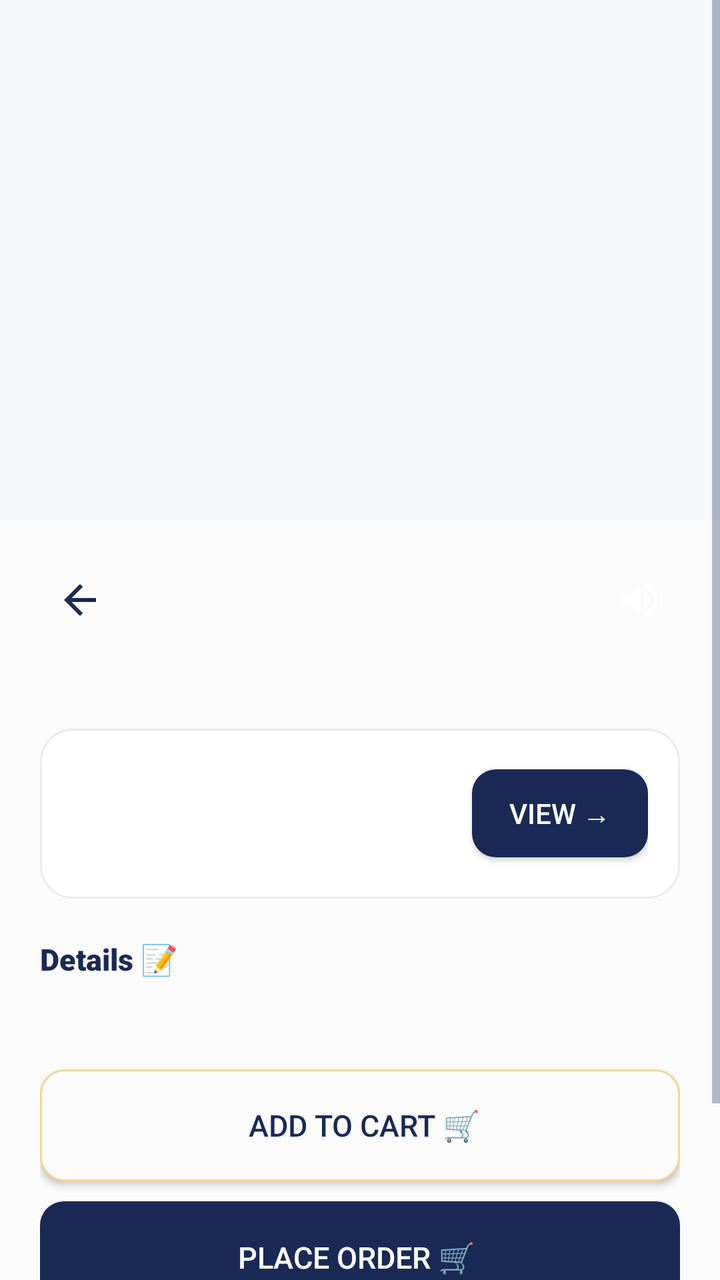
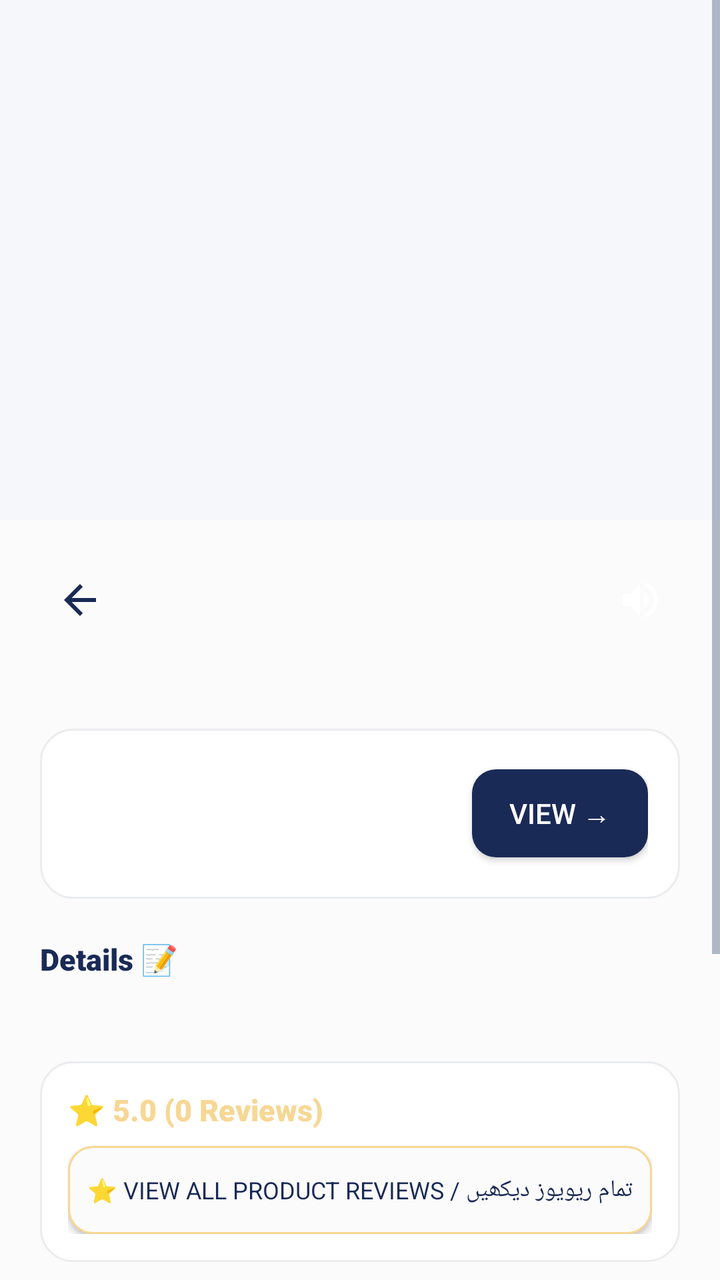

The first picture is an Android layout as it rendered before a commit; the second is the same layout after the commit. The layout source and the unified diff follow.
<!-- AndroidManifest.xml: application theme Theme.SheEmpower -->
<!-- res/layout/activity_product_detail.xml -->
<?xml version="1.0" encoding="utf-8"?>
<ScrollView xmlns:android="http://schemas.android.com/apk/res/android"
    xmlns:app="http://schemas.android.com/apk/res-auto"
    android:layout_width="match_parent"
    android:layout_height="match_parent"
    android:background="@color/background">

    <LinearLayout
        android:layout_width="match_parent"
        android:layout_height="wrap_content"
        android:orientation="vertical">

        <ImageView
            android:id="@+id/ivProduct"
            android:layout_width="match_parent"
            android:layout_height="260dp"
            android:scaleType="centerCrop"
            android:background="@color/gray_light" />

        <LinearLayout
            android:layout_width="match_parent"
            android:layout_height="wrap_content"
            android:orientation="vertical"
            android:padding="20dp">

            <LinearLayout
                android:layout_width="match_parent"
                android:layout_height="wrap_content"
                android:orientation="horizontal"
                android:gravity="center_vertical">

                <ImageButton
                    android:id="@+id/btnBack"
                    android:layout_width="40dp"
                    android:layout_height="40dp"
                    android:layout_marginEnd="8dp"
                    android:background="?attr/selectableItemBackgroundBorderless"
                    android:src="@drawable/ic_arrow_back"
                    app:tint="@color/primary"
                    android:contentDescription="Back" />

                <TextView
                    android:id="@+id/tvProductName"
                    android:layout_width="0dp"
                    android:layout_height="wrap_content"
                    android:layout_weight="1"
                    android:textSize="22sp"
                    android:fontFamily="sans-serif-black"
                    android:textColor="@color/text_primary" />

                <ImageButton
                    android:id="@+id/btnSpeaker"
                    android:layout_width="40dp"
                    android:layout_height="40dp"
                    android:src="@drawable/ic_speaker"
                    android:background="?attr/selectableItemBackgroundBorderless"
                    android:contentDescription="Speaker" />
            </LinearLayout>

            <TextView
                android:id="@+id/tvProductPrice"
                android:layout_width="match_parent"
                android:layout_height="wrap_content"
                android:textSize="18sp"
                android:textColor="@color/primary"
                android:fontFamily="sans-serif-bold"
                android:layout_marginTop="4dp" />

            
            <LinearLayout
                android:layout_width="match_parent"
                android:layout_height="wrap_content"
                android:orientation="horizontal"
                android:background="@drawable/bg_skeu_card"
                android:padding="16dp"
                android:layout_marginTop="16dp"
                android:gravity="center_vertical">

                <LinearLayout
                    android:layout_width="0dp"
                    android:layout_height="wrap_content"
                    android:layout_weight="1"
                    android:orientation="vertical">

                    <TextView
                        android:id="@+id/tvSellerName"
                        android:layout_width="wrap_content"
                        android:layout_height="wrap_content"
                        android:fontFamily="sans-serif-black"
                        android:textColor="@color/text_primary"
                        android:textSize="15sp" />

                    <TextView
                        android:id="@+id/tvSellerMeta"
                        android:layout_width="wrap_content"
                        android:layout_height="wrap_content"
                        android:textColor="@color/text_secondary"
                        android:textSize="12sp" />

                    <TextView
                        android:id="@+id/tvSellerRating"
                        android:layout_width="wrap_content"
                        android:layout_height="wrap_content"
                        android:textColor="@color/star_gold"
                        android:fontFamily="sans-serif-medium"
                        android:textSize="12sp" />
                </LinearLayout>

                <Button
                    android:id="@+id/btnViewSeller"
                    android:layout_width="wrap_content"
                    android:layout_height="44dp"
                    android:text="View →"
                    android:fontFamily="sans-serif-medium"
                    android:background="@drawable/bg_skeu_button_primary"
                    android:textColor="#FFFFFF" />
            </LinearLayout>

            <TextView
                android:layout_width="wrap_content"
                android:layout_height="wrap_content"
                android:text="Details 📝 "
                android:fontFamily="sans-serif-black"
                android:textSize="15sp"
                android:textColor="@color/text_primary"
                android:layout_marginTop="20dp" />

            <TextView
                android:id="@+id/tvDescription"
                android:layout_width="match_parent"
                android:layout_height="wrap_content"
                android:textColor="@color/text_primary"
                android:textSize="14sp"
                android:layout_marginTop="6dp" />

            <Button
                android:id="@+id/btnAddToCart"
                android:layout_width="match_parent"
                android:layout_height="56dp"
                android:text=" Add to Cart 🛒"
                android:textSize="15sp"
                android:fontFamily="sans-serif-medium"
                android:background="@drawable/bg_skeu_button_cream"
                android:textColor="@color/primary"
                android:layout_marginTop="20dp" />

            <Button
                android:id="@+id/btnPlaceOrder"
                android:layout_width="match_parent"
                android:layout_height="56dp"
                android:text="Place Order 🛒 "
                android:textSize="15sp"
                android:fontFamily="sans-serif-medium"
                android:background="@drawable/bg_skeu_button_primary"
                android:textColor="#FFFFFF"
                android:layout_marginTop="10dp" />

            <Button
                android:id="@+id/btnWhatsApp"
                android:layout_width="match_parent"
                android:layout_height="56dp"
                android:text="Chat on Whatsapp📱 "
                android:textSize="14sp"
                android:fontFamily="sans-serif-medium"
                android:background="@drawable/bg_skeu_button_green"
                android:textColor="#FFFFFF"
                android:layout_marginTop="10dp" />

        </LinearLayout>
    </LinearLayout>
</ScrollView>
<!-- resources referenced by this layout -->
<resources>
  <color name="background">#FCFBFB</color>
  <color name="gray_light">#F5F7FA</color>
  <color name="primary">#192A56</color>
  kkkkkkkkk
  <color name="star_gold">#F7D794</color>
  <color name="text_primary">#192A56</color>
  <color name="text_secondary">#6B7A99</color>
  <!-- drawable bg_skeu_button_cream (drawable) -->
  <?xml version="1.0" encoding="utf-8"?>
  <shape xmlns:android="http://schemas.android.com/apk/res/android"
      android:shape="rectangle">
      <solid android:color="@color/pearl_white" />
      <corners android:radius="12dp" />
      <stroke android:color="@color/champagne" android:width="1dp" />
  </shape>
  <!-- drawable bg_skeu_button_primary (drawable) -->
  <?xml version="1.0" encoding="utf-8"?>
  <shape xmlns:android="http://schemas.android.com/apk/res/android"
      android:shape="rectangle">
      <solid android:color="@color/midnight_navy" />
      <corners android:radius="12dp" />
  </shape>
  <!-- drawable bg_skeu_card (drawable) -->
  <?xml version="1.0" encoding="utf-8"?>
  <shape xmlns:android="http://schemas.android.com/apk/res/android"
      android:shape="rectangle">
      <solid android:color="@color/white" />
      <corners android:radius="16dp" />
      <stroke android:color="@color/card_border" android:width="1dp" />
  </shape>
  <!-- drawable ic_arrow_back (drawable) -->
  <?xml version="1.0" encoding="utf-8"?>
  <vector xmlns:android="http://schemas.android.com/apk/res/android"
      android:width="24dp"
      android:height="24dp"
      android:viewportWidth="24"
      android:viewportHeight="24">
      <path
          android:fillColor="#FFFFFF"
          android:pathData="M20,11H7.83l5.59-5.59L12,4l-8,8l8,8l1.41-1.41L7.83,13H20v-2z"/>
  </vector>
  <!-- drawable ic_speaker (drawable) -->
  <?xml version="1.0" encoding="utf-8"?>
  <vector xmlns:android="http://schemas.android.com/apk/res/android"
      android:width="24dp"
      android:height="24dp"
      android:viewportWidth="24"
      android:viewportHeight="24">
      <path
          android:fillColor="#FFFFFF"
          android:pathData="M3,9v6h4l5,5V4L7,9H3zm13.5,3c0-1.77-1.02-3.29-2.5-4.03v8.05c1.48-0.73,2.5-2.25,2.5-4.02zM14,3.23v2.06c2.89,0.86,5,3.54,5,6.71s-2.11,5.85-5,6.71v2.06c4.01-0.91,7-4.49,7-8.77s-2.99-7.86-7-8.77z"/>
  </vector>
  <style name="Theme.SheEmpower" parent="Theme.AppCompat.Light.NoActionBar">
          <item name="colorPrimary">@color/primary</item>
          <item name="colorPrimaryDark">@color/primary_dark</item>
          <item name="colorAccent">@color/accent</item>
          <item name="android:windowBackground">@color/background</item>
          <item name="android:colorBackground">@color/background</item>
          <item name="android:textColorPrimary">@color/text_primary</item>
          <item name="android:textColorSecondary">@color/text_secondary</item>
          <item name="android:statusBarColor">@color/primary_dark</item>
      </style>
  <color name="pearl_white">#FCFBFB</color>
  <color name="champagne">#F7D794</color>
  <color name="midnight_navy">#192A56</color>
  <color name="white">#FFFFFF</color>
  <color name="card_border">#EAECEE</color>
  <color name="primary_dark">#0F1B3D</color>
  <color name="accent">#F7D794</color>
  <!-- unchanged entries left out for length: 1 -->
</resources>

<!-- the commit's change to res/layout/activity_product_detail.xml (unified diff, before → after) -->
@@ -133,6 +133,36 @@
                 android:textSize="14sp"
                 android:layout_marginTop="6dp" />
 
+            
+            <LinearLayout
+                android:layout_width="match_parent"
+                android:layout_height="wrap_content"
+                android:orientation="vertical"
+                android:background="@drawable/bg_skeu_card"
+                android:padding="14dp"
+                android:layout_marginTop="16dp">
+
+                <TextView
+                    android:id="@+id/tvProductRatingSummary"
+                    android:layout_width="wrap_content"
+                    android:layout_height="wrap_content"
+                    android:text="⭐ 5.0 (0 Reviews)"
+                    android:fontFamily="sans-serif-black"
+                    android:textColor="@color/accent"
+                    android:textSize="15sp" />
+
+                <Button
+                    android:id="@+id/btnViewProductReviews"
+                    android:layout_width="match_parent"
+                    android:layout_height="44dp"
+                    android:text="⭐ View All Product Reviews / تمام ریویوز دیکھیں"
+                    android:fontFamily="sans-serif-bold"
+                    android:textSize="12sp"
+                    android:background="@drawable/bg_skeu_button_cream"
+                    android:textColor="@color/primary"
+                    android:layout_marginTop="8dp" />
+            </LinearLayout>
+
             <Button
                 android:id="@+id/btnAddToCart"
                 android:layout_width="match_parent"
